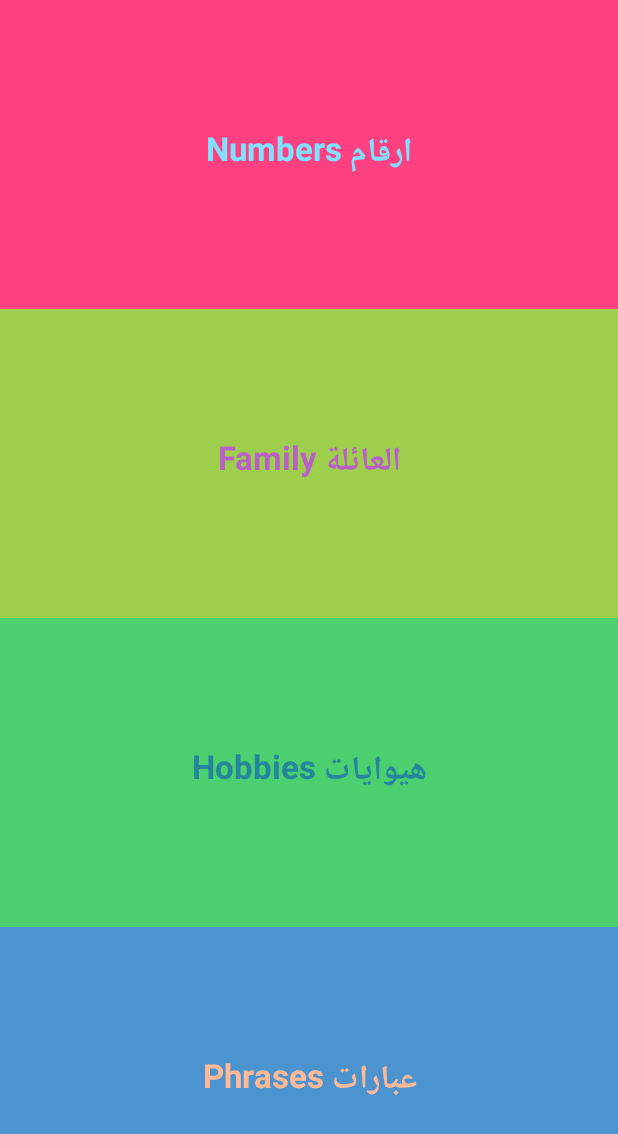
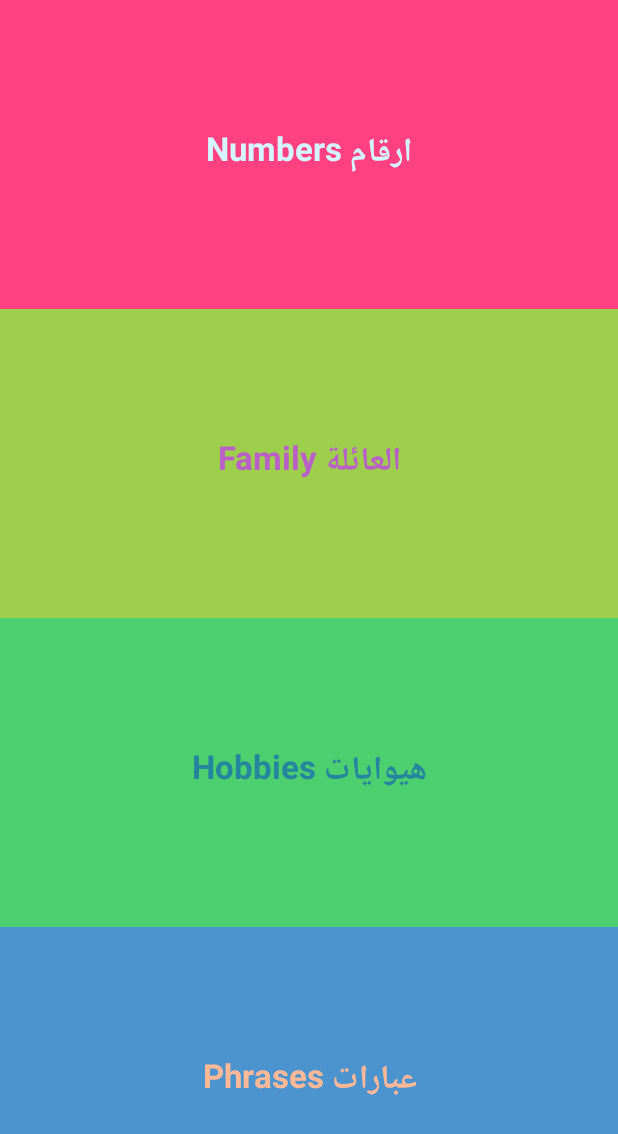
Before and after one commit to brilliant-ember/Arabic-Teaching-app, an Android app: the screen it shows after launch (MainActivity), on a phone screen of 412 x 824 dp. Shown: the top 1134 px of the screen. Run offline under Robolectric (Android 15) with nearby library versions, the phone set to English and light mode, and no system bars.

Commit message:
updated voice

```diff
--- a/app/src/main/java/com/example/mohammedal/learnarabic/NumbersActivity.java
+++ b/app/src/main/java/com/example/mohammedal/learnarabic/NumbersActivity.java
@@ -38,7 +38,7 @@ public class NumbersActivity extends AppCompatActivity {
             @Override
             public void onItemClick(AdapterView<?> parent, View view, int position, long id) {
                 //Toast.makeText(NumbersActivity.this,"HEY",Toast.LENGTH_SHORT).show();
-                MediaPlayer mp = MediaPlayer.create(NumbersActivity.this, R.raw.d);
+                MediaPlayer mp = MediaPlayer.create(NumbersActivity.this, R.raw.one);
                 mp.start();
 
 
--- a/app/src/main/res/layout/activity_main.xml
+++ b/app/src/main/res/layout/activity_main.xml
@@ -20,7 +20,7 @@
         android:textAppearance="@android:style/TextAppearance.Large"
         android:textStyle="bold"
         android:gravity="center"
-        android:textColor="#80e1ff"/>
+        android:textColor="#d4f4fe"/>
 
     <TextView
         android:id="@+id/family"
```
